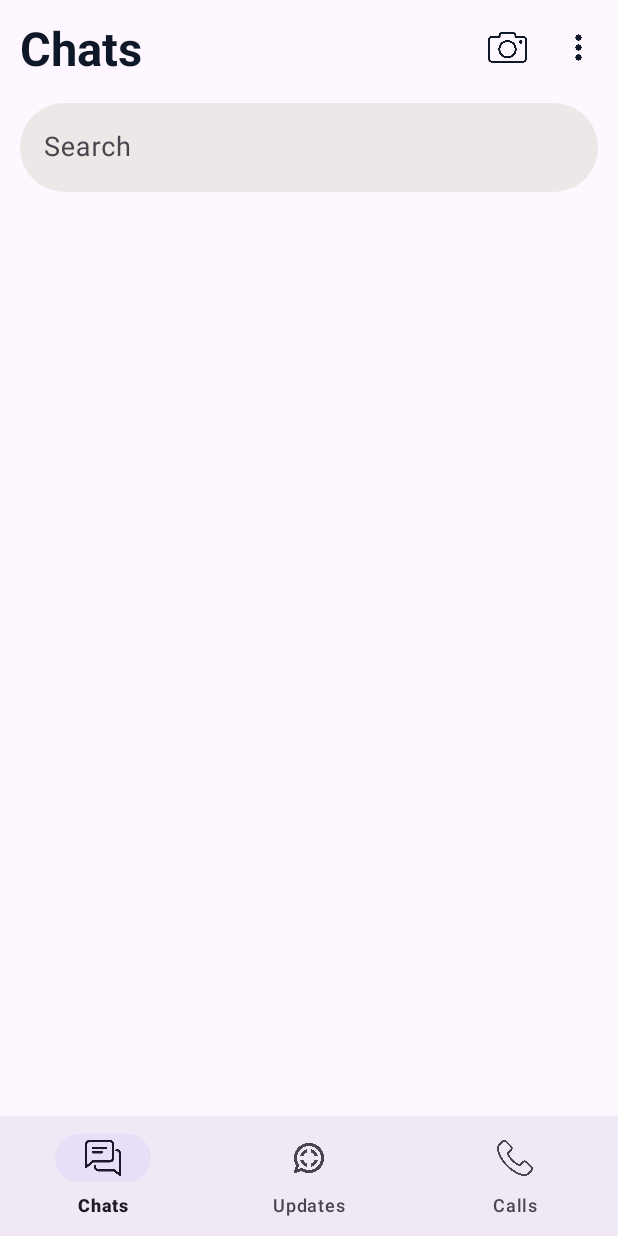
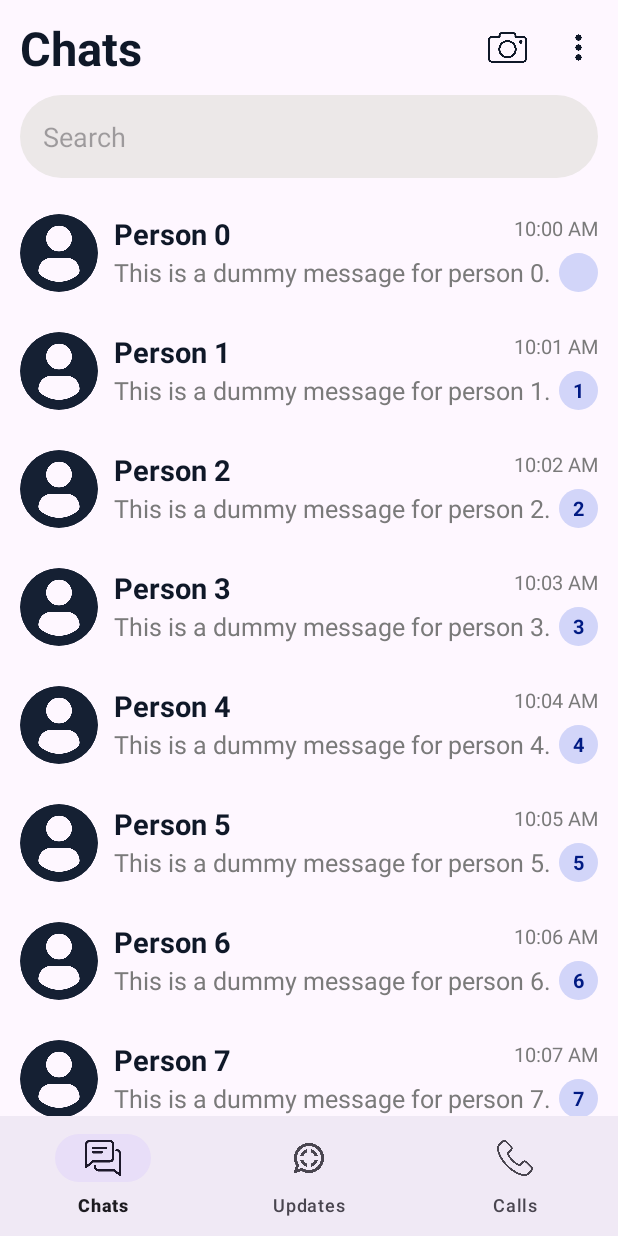
Before and after one commit to Pankajsingh1342000/Chat-Application, an Android app: the OnboardingFragment screen opened through its navigation route, after a tap on "Save", on a phone screen of 412 x 824 dp. Run offline under Robolectric (Android 15) with nearby library versions, the phone set to English and light mode, and no system bars; our stand-ins replace Firebase (no records; nobody signed in at launch, a user with empty details on screens opened directly), data binding, sdp/ssp sizes.

Commit message:
made the Chat List UI

```diff
--- /dev/null
+++ b/app/src/main/java/com/chatapplication/ui/feature/chat/adapter/ChatsListAdapter.kt
@@ -0,0 +1,34 @@
+package com.chatapplication.ui.feature.chat.adapter
+
+import android.view.LayoutInflater
+import android.view.ViewGroup
+import androidx.recyclerview.widget.RecyclerView
+import com.chatapplication.databinding.LayoutChatsListBinding
+import com.chatapplication.ui.feature.chat.model.ChatList
+
+class ChatsListAdapter(private val chatList: List<ChatList>) : RecyclerView.Adapter<ChatsListAdapter.ChatListViewHolder>() {
+
+    inner class ChatListViewHolder(private val binding: LayoutChatsListBinding) :
+        RecyclerView.ViewHolder(binding.root) {
+
+        fun bind(chat: ChatList) {
+            binding.tvName.text = chat.name
+            binding.tvMessage.text = chat.message
+            binding.tvTimeStamp.text = chat.timeStamp
+            binding.tvChats.text = if (chat.unreadMessageCount > 0) chat.unreadMessageCount.toString() else ""
+        }
+    }
+
+    override fun onCreateViewHolder(parent: ViewGroup, viewType: Int): ChatListViewHolder {
+        val binding = LayoutChatsListBinding.inflate(
+            LayoutInflater.from(parent.context), parent, false
+        )
+        return ChatListViewHolder(binding)
+    }
+
+    override fun onBindViewHolder(holder: ChatListViewHolder, position: Int) {
+        holder.bind(chatList[position])
+    }
+
+    override fun getItemCount(): Int = chatList.size
+}
--- a/app/src/main/java/com/chatapplication/ui/feature/chat/fragment/ChatsFragment.kt
+++ b/app/src/main/java/com/chatapplication/ui/feature/chat/fragment/ChatsFragment.kt
@@ -5,8 +5,10 @@ import androidx.fragment.app.Fragment
 import android.view.LayoutInflater
 import android.view.View
 import android.view.ViewGroup
-import com.chatapplication.MainActivity
+import androidx.recyclerview.widget.LinearLayoutManager
 import com.chatapplication.databinding.FragmentChatsBinding
+import com.chatapplication.ui.feature.chat.adapter.ChatsListAdapter
+import com.chatapplication.ui.feature.chat.model.ChatList
 import com.chatapplication.util.SharedPreferenceManager
 
 class ChatsFragment : Fragment() {
@@ -25,6 +27,23 @@ class ChatsFragment : Fragment() {
 
     override fun onViewCreated(view: View, savedInstanceState: Bundle?) {
         super.onViewCreated(view, savedInstanceState)
+
+        // Create a list of 10 dummy chat data
+        val dummyChats = List(10) { index ->
+            ChatList(
+                name = "Person $index",
+                message = "This is a dummy message for person $index.",
+                timeStamp = "10:0$index AM",
+                unreadMessageCount = index
+            )
+        }
+
+        // Set up the RecyclerView
+        binding.rvChats.apply {
+            layoutManager = LinearLayoutManager(requireContext())
+            adapter = ChatsListAdapter(dummyChats)
+
+
+        }
     }
-
 }
--- /dev/null
+++ b/app/src/main/java/com/chatapplication/ui/feature/chat/model/ChatList.kt
@@ -0,0 +1,8 @@
+package com.chatapplication.ui.feature.chat.model
+
+data class ChatList(
+    val name: String,
+    val message: String,
+    val timeStamp: String,
+    val unreadMessageCount: Int
+)
--- a/app/src/main/res/drawable/bg_number_of_chat.xml
+++ b/app/src/main/res/drawable/bg_number_of_chat.xml
@@ -1,5 +1,5 @@
 <?xml version="1.0" encoding="utf-8"?>
 <shape xmlns:android="http://schemas.android.com/apk/res/android"
     android:shape="oval">
-
+    <solid android:color="@color/number_of_chats_background_color"/>
 </shape>
--- a/app/src/main/res/layout/fragment_chats.xml
+++ b/app/src/main/res/layout/fragment_chats.xml
@@ -84,22 +84,20 @@
                 android:layout_width="match_parent"
                 android:layout_height="match_parent">
 
-                <com.google.android.material.textfield.TextInputLayout
-                    android:id="@+id/tilSearchBar"
+                <com.google.android.material.textfield.TextInputEditText
+                    android:id="@+id/tieSearchBar"
                     android:layout_width="match_parent"
                     android:layout_height="wrap_content"
+                    android:padding="@dimen/_12sdp"
                     app:layout_constraintTop_toTopOf="parent"
                     app:layout_constraintStart_toStartOf="parent"
-                    app:layout_constraintEnd_toEndOf="parent">
-                    <com.google.android.material.textfield.TextInputEditText
-                        android:id="@+id/tieSearchBar"
-                        android:layout_width="match_parent"
-                        android:layout_height="wrap_content"
-                        android:background="@drawable/bg_search_edit_text"
-                        android:textSize="@dimen/_14ssp"
-                        android:hint="@string/search" />
-
-                </com.google.android.material.textfield.TextInputLayout>
+                    app:layout_constraintEnd_toEndOf="parent"
+                    android:singleLine="true"
+                    android:maxLines="1"
+                    android:imeOptions="actionDone"
+                    android:background="@drawable/bg_search_edit_text"
+                    android:textSize="@dimen/_14ssp"
+                    android:hint="@string/search" />
 
                 <androidx.recyclerview.widget.RecyclerView
                     android:id="@+id/rvChats"
@@ -109,7 +107,7 @@
                     app:layout_constraintBottom_toBottomOf="parent"
                     app:layout_constraintEnd_toEndOf="parent"
                     app:layout_constraintStart_toStartOf="parent"
-                    app:layout_constraintTop_toBottomOf="@id/tilSearchBar"
+                    app:layout_constraintTop_toBottomOf="@id/tieSearchBar"
                     tools:listitem="@layout/layout_chats_list">
 
                 </androidx.recyclerview.widget.RecyclerView>
--- a/app/src/main/res/layout/layout_chats_list.xml
+++ b/app/src/main/res/layout/layout_chats_list.xml
@@ -1,7 +1,5 @@
 <?xml version="1.0" encoding="utf-8"?>
-<androidx.constraintlayout.widget.ConstraintLayout xmlns:android="http://schemas.android.com/apk/res/android"
-    android:layout_width="match_parent"
-    android:layout_height="match_parent"
+<layout xmlns:android="http://schemas.android.com/apk/res/android"
     xmlns:app="http://schemas.android.com/apk/res-auto">
 
     <androidx.constraintlayout.widget.ConstraintLayout
@@ -11,17 +9,16 @@
         app:layout_constraintStart_toStartOf="parent"
         app:layout_constraintEnd_toEndOf="parent"
         app:layout_constraintBottom_toBottomOf="parent"
-        android:paddingVertical="@dimen/_8sdp">
+        android:paddingVertical="@dimen/_10sdp">
 
         <com.google.android.material.imageview.ShapeableImageView
             android:id="@+id/ivProfile"
-            android:layout_width="@dimen/_47sdp"
-            android:layout_height="@dimen/_47sdp"
+            android:layout_width="@dimen/_40sdp"
+            android:layout_height="@dimen/_40sdp"
             android:src="@drawable/ic_profile_icon"
             app:layout_constraintBottom_toBottomOf="parent"
             app:layout_constraintStart_toStartOf="parent"
             app:layout_constraintTop_toTopOf="parent"
-            app:layout_constraintVertical_bias="0.0"
             app:shapeAppearanceOverlay="@style/RoundImageView" />
 
         <LinearLayout
@@ -32,7 +29,6 @@
             app:layout_constraintEnd_toEndOf="parent"
             app:layout_constraintStart_toEndOf="@id/ivProfile"
             app:layout_constraintTop_toTopOf="parent"
-            app:layout_constraintVertical_bias="0.0"
             android:layout_marginStart="@dimen/_8sdp">
 
             <LinearLayout
@@ -50,43 +46,56 @@
                     android:layout_width="0dp"
                     android:layout_height="match_parent"
                     android:layout_weight="1"
-                    android:text="Hello"
-                    android:textSize="@dimen/heading02" />
+                    android:textStyle="bold"
+                    android:text="@string/name"
+                    android:textSize="@dimen/subheading01" />
 
                 <TextView
                     android:id="@+id/tvTimeStamp"
                     android:layout_width="wrap_content"
                     android:layout_height="match_parent"
-                    android:text="13/04/2000"
+                    android:text="@string/_13_04_2000"
                     android:textColor="@color/dark_gray"
-                    android:textSize="@dimen/_12sdp" />
+                    android:textSize="@dimen/time_stamp" />
 
             </LinearLayout>
 
             <LinearLayout
                 android:id="@+id/llMessageAndChats"
                 android:layout_width="match_parent"
-                android:layout_height="wrap_content">
+                android:layout_height="match_parent">
 
                 <TextView
                     android:id="@+id/tvMessage"
                     android:layout_width="0dp"
                     android:layout_height="match_parent"
                     android:layout_weight="1"
-                    android:text="Message"
+                    android:layout_gravity="center_vertical"
+                    android:gravity="center_vertical"
+                    android:text="@string/message"
                     android:textColor="@color/dark_gray"
-                    android:textSize="@dimen/subheading01" />
+                    android:textSize="@dimen/subheading02" />
 
                 <TextView
                     android:id="@+id/tvChats"
                     android:layout_width="wrap_content"
-                    android:layout_height="match_parent"
-                    android:text="1"
-                    android:textSize="@dimen/_12sdp" />
+                    android:layout_height="wrap_content"
+                    android:paddingHorizontal="@dimen/_2sdp"
+                    android:background="@drawable/bg_number_of_chat"
+                    android:gravity="center"
+                    android:textStyle="bold"
+                    android:letterSpacing="-0.10"
+                    android:textColor="@color/number_of_chats_text_color"
+                    android:minWidth="@dimen/_20sdp"
+                    android:minHeight="@dimen/_20sdp"
+                    android:text="@string/_111"
+                    android:maxLines="1"
+                    android:maxLength="3"
+                    android:textSize="@dimen/time_stamp" />
 
             </LinearLayout>
 
         </LinearLayout>
     </androidx.constraintlayout.widget.ConstraintLayout>
 
-</androidx.constraintlayout.widget.ConstraintLayout>
+</layout>
--- a/app/src/main/res/values/colors.xml
+++ b/app/src/main/res/values/colors.xml
@@ -82,5 +82,7 @@
 
     <color name="search_bar_background_color">#ECE8E8</color>
     <color name="dark_gray">#7A7A7A</color>
+    <color name="number_of_chats_background_color">#D2D5F9</color>
+    <color name="number_of_chats_text_color">#001A83</color>
 
 </resources>
--- a/app/src/main/res/values/size.xml
+++ b/app/src/main/res/values/size.xml
@@ -19,6 +19,7 @@
     <dimen name="body02">@dimen/_11ssp</dimen>
     <dimen name="size_18">@dimen/_14ssp</dimen>
     <dimen name="size_16">@dimen/_12ssp</dimen>
+    <dimen name="time_stamp">@dimen/_10ssp</dimen>"
 
     //padding
     <dimen name="padding_12">@dimen/_10sdp</dimen>
--- a/app/src/main/res/values/strings.xml
+++ b/app/src/main/res/values/strings.xml
@@ -37,4 +37,8 @@
     <string name="camera_icon">Camera Icon</string>
     <string name="menu_icon">menu icon</string>
     <string name="search">Search</string>
+    <string name="name">Name</string>
+    <string name="message">Message</string>
+    <string name="_111">111</string>
+    <string name="_13_04_2000">13/04/2000</string>
 </resources>
```
